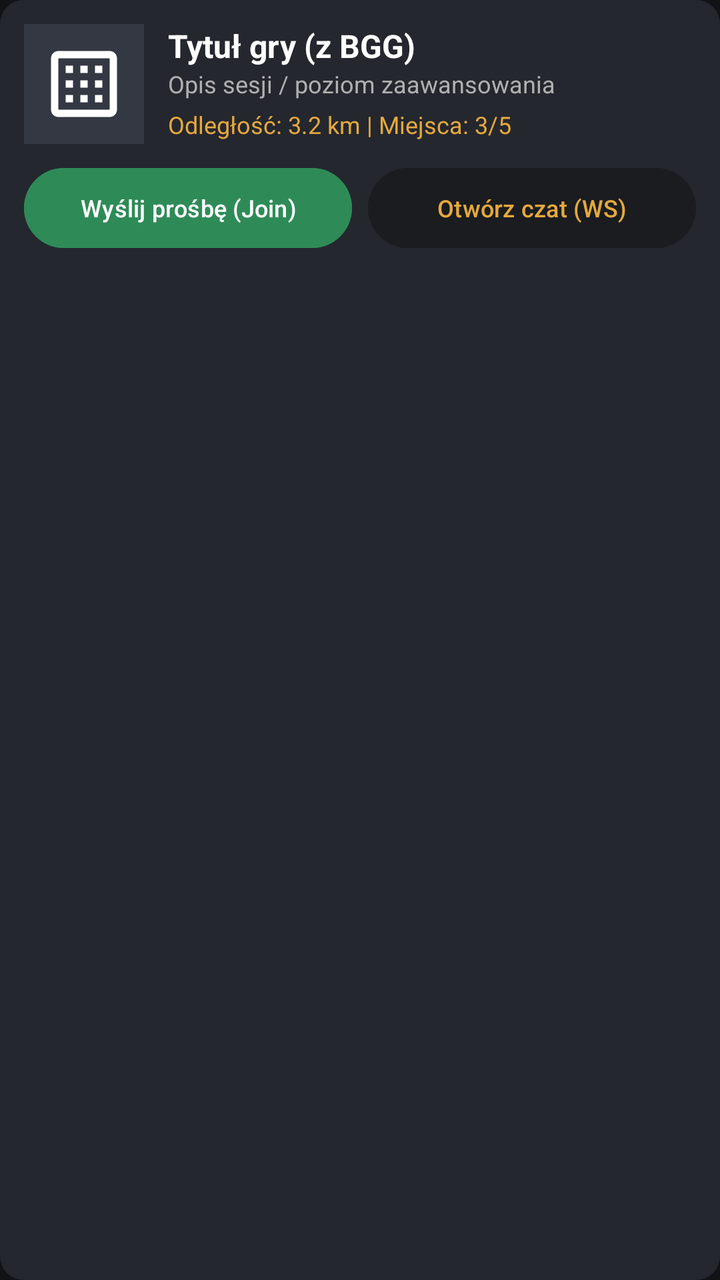
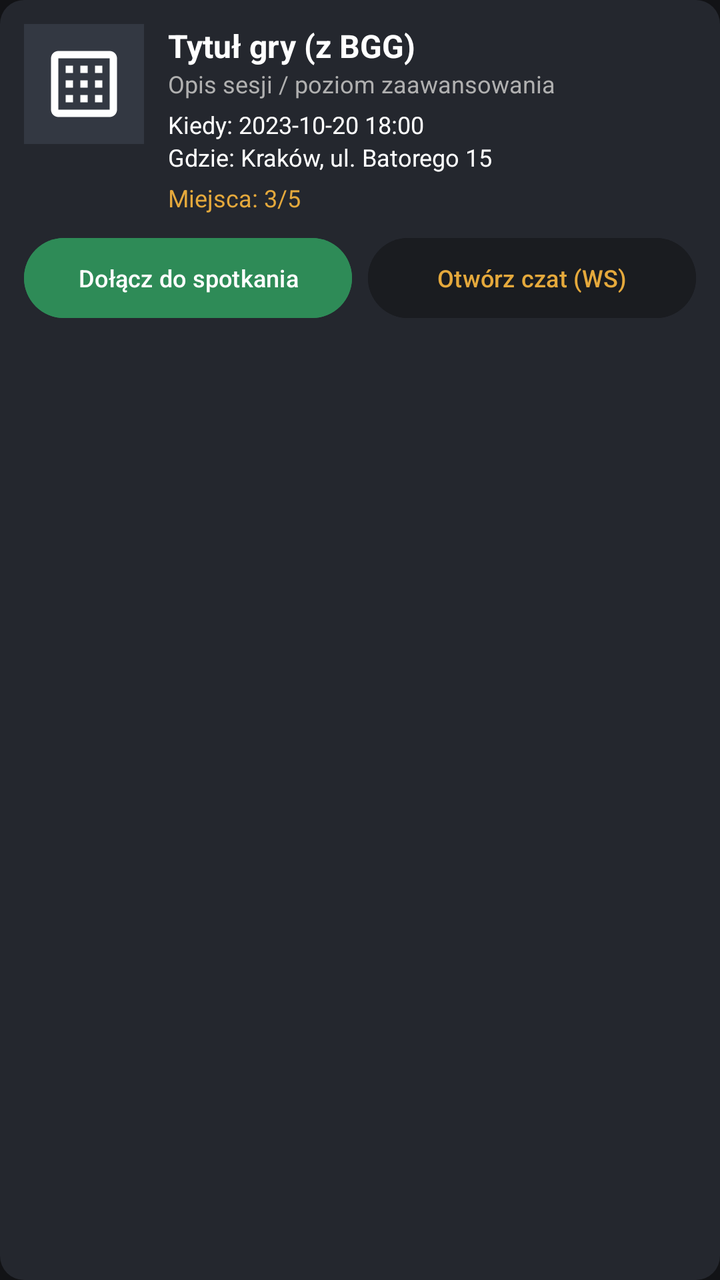

Two renders of the same Android screen: before a commit and after it. Below are the layout's source before the change and the commit's diff.
<!-- AndroidManifest.xml: application theme Theme.GuildBoard -->
<!-- res/layout/item_event_card.xml -->
<?xml version="1.0" encoding="utf-8"?>
<LinearLayout xmlns:android="http://schemas.android.com/apk/res/android"
    android:layout_width="match_parent"
    android:layout_height="wrap_content"
    android:orientation="vertical"
    android:layout_marginBottom="10dp"
    android:background="@drawable/bg_rounded_card"
    android:padding="12dp">

    <LinearLayout
        android:layout_width="match_parent"
        android:layout_height="wrap_content"
        android:orientation="horizontal">

        <ImageView
            android:id="@+id/ivGameThumbnail"
            android:layout_width="60dp"
            android:layout_height="60dp"
            android:background="#333842"
            android:scaleType="centerCrop"
            android:src="@drawable/ic_games"
            android:padding="8dp"
            android:contentDescription="Miniatura BGG" />

        <LinearLayout
            android:layout_width="0dp"
            android:layout_height="wrap_content"
            android:layout_weight="1"
            android:orientation="vertical"
            android:layout_marginStart="12dp">

            <TextView
                android:id="@+id/tvGameTitle"
                android:layout_width="wrap_content"
                android:layout_height="wrap_content"
                android:text="Tytuł gry (z BGG)"
                android:textColor="@color/text_white"
                android:textSize="16sp"
                android:textStyle="bold" />

            <TextView
                android:id="@+id/tvEventDescription"
                android:layout_width="wrap_content"
                android:layout_height="wrap_content"
                android:text="Opis sesji / poziom zaawansowania"
                android:textColor="@color/text_muted"
                android:textSize="12sp"
                android:maxLines="1" />

            <TextView
                android:id="@+id/tvDistanceAndSeats"
                android:layout_width="wrap_content"
                android:layout_height="wrap_content"
                android:layout_marginTop="4dp"
                android:text="Odległość: 3.2 km | Miejsca: 3/5"
                android:textColor="@color/accent_gold"
                android:textSize="12sp" />
        </LinearLayout>
    </LinearLayout>

    <LinearLayout
        android:layout_width="match_parent"
        android:layout_height="wrap_content"
        android:orientation="horizontal"
        android:layout_marginTop="8dp">

        <Button
            android:id="@+id/btnJoinEvent"
            android:layout_width="0dp"
            android:layout_height="wrap_content"
            android:layout_weight="1"
            android:backgroundTint="@color/accent_green"
            android:text="Wyślij prośbę (Join)"
            android:textColor="@color/text_white"
            android:textSize="12sp" />

        <Button
            android:id="@+id/btnOpenChat"
            android:layout_width="0dp"
            android:layout_height="wrap_content"
            android:layout_weight="1"
            android:layout_marginStart="8dp"
            android:backgroundTint="@color/surface_dark"
            android:text="Otwórz czat (WS)"
            android:textColor="@color/accent_gold"
            android:textSize="12sp" />
    </LinearLayout>

</LinearLayout>
<!-- resources referenced by this layout -->
<resources>
  <color name="accent_gold">#E5A93C</color>
  <color name="accent_green">#2E8B57</color>
  <color name="surface_dark">#1A1C20</color>
  <color name="text_muted">#B0B0B0</color>
  <color name="text_white">#FFFFFF</color>
  <!-- drawable bg_rounded_card (drawable) -->
  <?xml version="1.0" encoding="utf-8"?>
  <shape xmlns:android="http://schemas.android.com/apk/res/android"
      android:shape="rectangle">
      <solid android:color="#24272E" />
      <corners android:radius="12dp" />
  </shape>
  <!-- drawable ic_games (drawable) -->
  <vector xmlns:android="http://schemas.android.com/apk/res/android"
      android:width="24dp"
      android:height="24dp"
      android:viewportWidth="24"
      android:viewportHeight="24">
    <path
        android:fillColor="#FFFFFFFF"
        android:pathData="M19,3H5C3.9,3 3,3.9 3,5v14c0,1.1 0.9,2 2,2h14c1.1,0 2,-0.9 2,-2V5C21,3.9 20.1,3 19,3zM19,19H5V5h14V19zM7,7h2v2H7V7zM11,7h2v2h-2V7zM15,7h2v2h-2V7zM7,11h2v2H7V11zM11,11h2v2h-2V11zM15,11h2v2h-2V11zM7,15h2v2H7V15zM11,15h2v2h-2V15zM15,15h2v2h-2V15z"/>
  </vector>
  <style name="Theme.GuildBoard" parent="Base.Theme.GuildBoard" />
  <style name="Base.Theme.GuildBoard" parent="Theme.Material3.DayNight.NoActionBar">
          
          <item name="colorPrimary">@color/accent_gold</item>
          <item name="colorOnPrimary">@color/bg_dark</item>
          <item name="colorSurface">@color/surface_dark</item>
          <item name="colorSurfaceContainer">@color/card_dark</item>
          <item name="colorSurfaceContainerHigh">@color/card_dark</item>
          <item name="colorOnSurface">@color/text_white</item>
          <item name="android:statusBarColor">@color/surface_dark</item>
          <item name="android:windowBackground">@color/bg_dark</item>
  
          
          <item name="popupTheme">@style/CustomPopupMenuTheme</item>
          <item name="android:popupTheme">@style/CustomPopupMenuTheme</item>
      </style>
  <color name="bg_dark">#121316</color>
  <color name="card_dark">#24272E</color>
  <style name="CustomPopupMenuTheme" parent="Theme.AppCompat.NoActionBar">
          <item name="android:colorBackground">@color/card_dark</item>
          <item name="colorBackgroundFloating">@color/card_dark</item>
          <item name="colorSurface">@color/card_dark</item>
          <item name="colorSurfaceContainer">@color/card_dark</item>
          <item name="android:itemBackground">@color/card_dark</item>
          <item name="android:textColorPrimary">@color/text_white</item>
          <item name="android:textColor">@color/text_white</item>
          <item name="android:textColorSecondary">@color/accent_gold</item>
      </style>
</resources>

<!-- the commit's change to res/layout/item_event_card.xml (unified diff, before → after) -->
@@ -48,15 +48,45 @@
                 android:maxLines="1" />
 
             <TextView
+                android:id="@+id/tvEventDateTime"
+                android:layout_width="wrap_content"
+                android:layout_height="wrap_content"
+                android:layout_marginTop="4dp"
+                android:text="Kiedy: 2023-10-20 18:00"
+                android:textColor="@color/text_white"
+                android:textSize="12sp" />
+
+            <TextView
+                android:id="@+id/tvEventAddress"
+                android:layout_width="wrap_content"
+                android:layout_height="wrap_content"
+                android:text="Gdzie: Kraków, ul. Batorego 15"
+                android:textColor="@color/text_white"
+                android:textSize="12sp" />
+
+            <TextView
                 android:id="@+id/tvDistanceAndSeats"
                 android:layout_width="wrap_content"
                 android:layout_height="wrap_content"
                 android:layout_marginTop="4dp"
-                android:text="Odległość: 3.2 km | Miejsca: 3/5"
+                android:text="Miejsca: 3/5"
                 android:textColor="@color/accent_gold"
                 android:textSize="12sp" />
         </LinearLayout>
     </LinearLayout>
+
+    <TextView
+        android:id="@+id/tvUserStatus"
+        android:layout_width="match_parent"
+        android:layout_height="wrap_content"
+        android:layout_marginTop="6dp"
+        android:background="@drawable/bg_chip"
+        android:padding="6dp"
+        android:text="Twój status: Może będę (Gracz)"
+        android:textColor="@color/accent_gold"
+        android:textSize="11sp"
+        android:textStyle="bold"
+        android:visibility="gone" />
 
     <LinearLayout
         android:layout_width="match_parent"
@@ -70,7 +100,7 @@
             android:layout_height="wrap_content"
             android:layout_weight="1"
             android:backgroundTint="@color/accent_green"
-            android:text="Wyślij prośbę (Join)"
+            android:text="Dołącz do spotkania"
             android:textColor="@color/text_white"
             android:textSize="12sp" />
 
<!-- resource entries referenced after the edit -->
@@ -5,6 +5,14 @@
   <color name="surface_dark">#1A1C20</color>
   <color name="text_muted">#B0B0B0</color>
   <color name="text_white">#FFFFFF</color>
+  <!-- drawable bg_chip (drawable) -->
+  <?xml version="1.0" encoding="utf-8"?>
+  <shape xmlns:android="http://schemas.android.com/apk/res/android"
+      android:shape="rectangle">
+      <solid android:color="#1A1C20" />
+      <corners android:radius="16dp" />
+      <stroke android:width="1dp" android:color="#3A3F4B" />
+  </shape>
   <!-- drawable bg_rounded_card (drawable) -->
   <?xml version="1.0" encoding="utf-8"?>
   <shape xmlns:android="http://schemas.android.com/apk/res/android"
